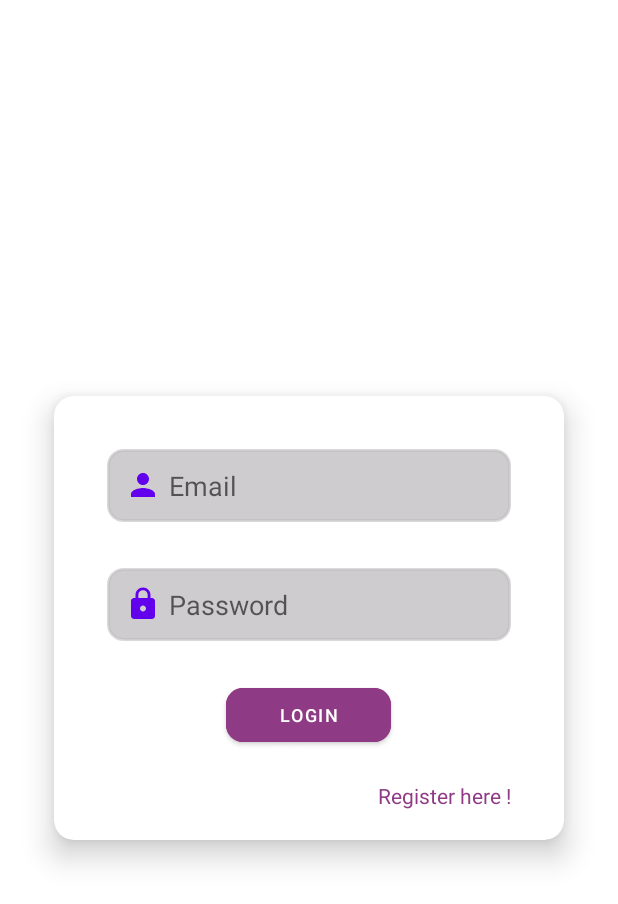
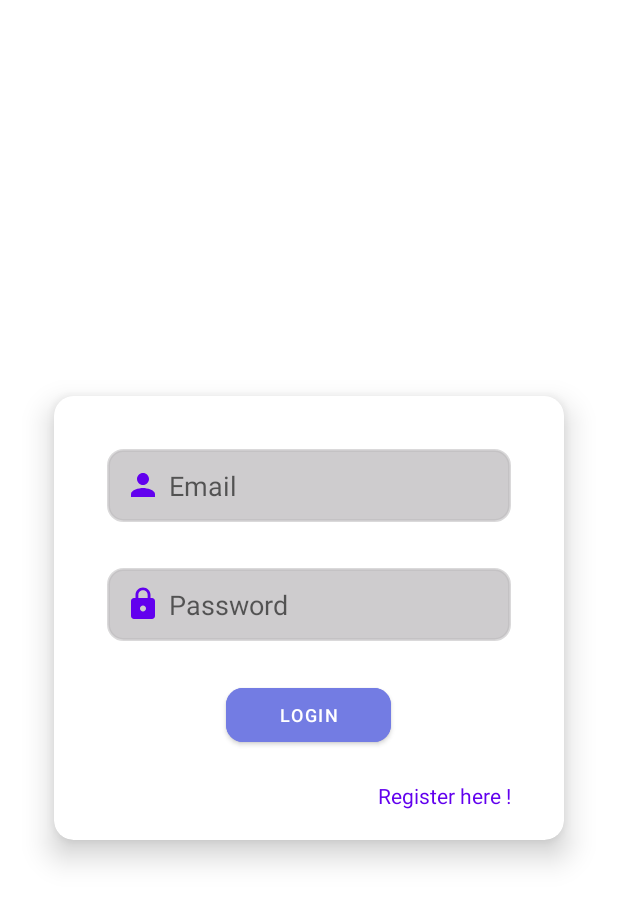
Before and after one commit to Rup-Royofficial/GetConnect, an Android app: the screen it shows after launch once a user with an empty profile is signed in (LoginActivity), on a phone screen of 412 x 824 dp. Shown: the top 904 px of the screen. Run offline under Robolectric (Android 15) with nearby library versions, the phone set to English and light mode, and no system bars; our stand-ins replace Firebase (no records; nobody signed in at launch, a user with empty details on screens opened directly).

Commit message:
Sign In changes

```diff
--- a/app/src/main/res/layout/activity_login.xml
+++ b/app/src/main/res/layout/activity_login.xml
@@ -32,7 +32,7 @@
                 android:layout_height="wrap_content"
                 android:layout_margin="15dp"
                 android:padding="12dp"
-                android:textColor="@color/btnColor"
+                android:textColor="@color/warm_blue"
                 android:hint="Email"
                 android:drawableLeft="@drawable/baseline_person_24"
                 android:drawablePadding="5dp"
@@ -48,7 +48,7 @@
                 android:layout_height="wrap_content"
                 android:layout_margin="15dp"
                 android:padding="12dp"
-                android:textColor="@color/btnColor"
+                android:textColor="@color/warm_blue"
                 android:hint="Password"
                 android:drawableLeft="@drawable/baseline_lock_24"
                 android:drawablePadding="5dp"
@@ -64,7 +64,7 @@
                 android:layout_height="wrap_content"
                 android:layout_gravity="center"
                 android:layout_marginTop="10dp"
-                android:backgroundTint="@color/btnColor"
+                android:backgroundTint="@color/warm_blue"
                 android:text="Login"
                 android:textSize="12sp"
                 app:cornerRadius="11dp"/>
@@ -77,7 +77,7 @@
                 android:layout_marginRight="15dp"
                 android:layout_gravity="end|right"
                 android:text="Register here !"
-                android:textColor="@color/btnColor"
+                android:textColor="@color/purple_500"
                 />
 
         </LinearLayout>
```
